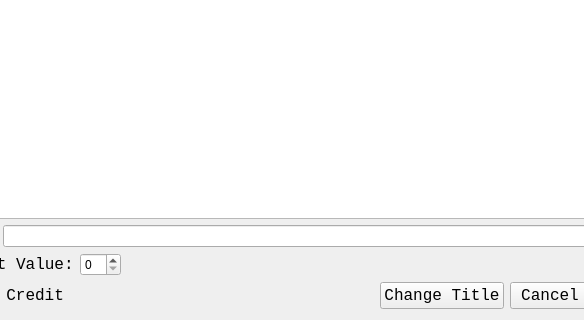
First picture: the form in GAUI/rubricdialog.ui, repository ezfe/grading-assistant-cs205, before the edit; both pictures show x 158 to 742 and y 175 to 495 of the 845 by 495 pixel window.
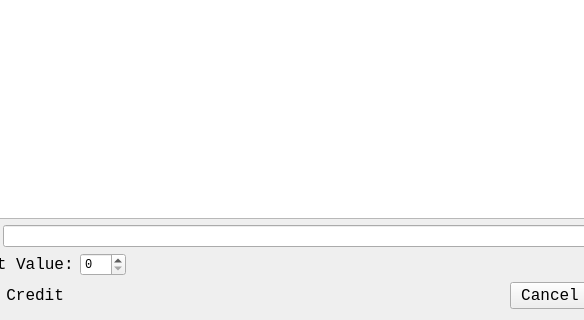
Second picture: the form after the edit.

Commit message: Rubrics now named by class + assignment + made sure fonts were uniform

The edit to the form file:
```diff
--- a/GAUI/rubricdialog.ui
+++ b/GAUI/rubricdialog.ui
@@ -125,19 +125,6 @@
        </property>
       </spacer>
      </item>
-     <item>
-      <widget class="QPushButton" name="titleButton">
-       <property name="font">
-        <font>
-         <family>Monospace</family>
-         <pointsize>12</pointsize>
-        </font>
-       </property>
-       <property name="text">
-        <string>Change Title</string>
-       </property>
-      </widget>
-     </item>
      <item>
       <widget class="QPushButton" name="cancelButton">
        <property name="font">
@@ -202,7 +189,13 @@
       </widget>
      </item>
      <item>
-      <widget class="QSpinBox" name="pointBox"/>
+      <widget class="QSpinBox" name="pointBox">
+       <property name="font">
+        <font>
+         <family>Monospace</family>
+        </font>
+       </property>
+      </widget>
      </item>
      <item>
       <spacer name="horizontalSpacer_2">
```
Left out of the diff: 9 changed lines with no effect on the pictures. The commit also changes 11 other files.
